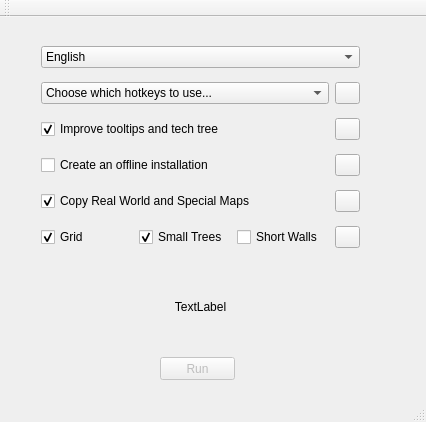
Above: mainwindow.ui from SiegeEngineers/WololoKingdoms before the change. Below: the same form after it.
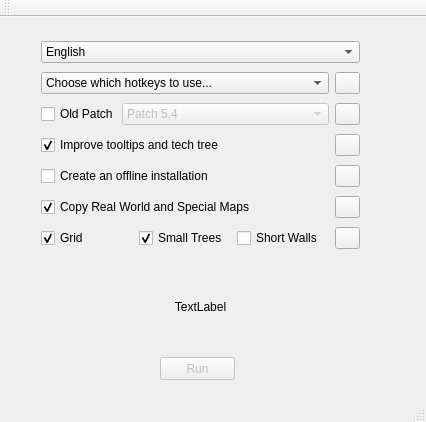
That is the form after the change.

```diff
--- a/mainwindow.ui
+++ b/mainwindow.ui
@@ -27,6 +27,39 @@
      <property name="bottomMargin">
       <number>0</number>
      </property>
+     <item row="8" column="0">
+      <layout class="QHBoxLayout" name="horizontalLayout_3">
+       <item>
+        <widget class="QCheckBox" name="replaceTooltips">
+         <property name="text">
+          <string>Improve tooltips and tech tree</string>
+         </property>
+         <property name="checked">
+          <bool>true</bool>
+         </property>
+        </widget>
+       </item>
+       <item>
+        <widget class="QPushButton" name="tooltipTip">
+         <property name="maximumSize">
+          <size>
+           <width>25</width>
+           <height>16777215</height>
+          </size>
+         </property>
+         <property name="toolTipDuration">
+          <number>0</number>
+         </property>
+         <property name="accessibleName">
+          <string>tooltipTip</string>
+         </property>
+         <property name="text">
+          <string/>
+         </property>
+        </widget>
+       </item>
+      </layout>
+     </item>
      <item row="5" column="0">
       <widget class="QComboBox" name="languageChoice">
        <property name="currentIndex">
@@ -89,6 +122,39 @@
        </item>
       </widget>
      </item>
+     <item row="9" column="0">
+      <layout class="QHBoxLayout" name="horizontalLayout_2">
+       <item>
+        <widget class="QCheckBox" name="createExe">
+         <property name="text">
+          <string>Create an offline installation</string>
+         </property>
+         <property name="checked">
+          <bool>false</bool>
+         </property>
+        </widget>
+       </item>
+       <item>
+        <widget class="QPushButton" name="exeTip">
+         <property name="maximumSize">
+          <size>
+           <width>25</width>
+           <height>16777215</height>
+          </size>
+         </property>
+         <property name="toolTipDuration">
+          <number>0</number>
+         </property>
+         <property name="accessibleName">
+          <string>exeTip</string>
+         </property>
+         <property name="text">
+          <string/>
+         </property>
+        </widget>
+       </item>
+      </layout>
+     </item>
      <item row="6" column="0">
       <layout class="QHBoxLayout" name="horizontalLayout_4">
        <property name="bottomMargin">
@@ -139,73 +205,7 @@
        </item>
       </layout>
      </item>
-     <item row="8" column="0">
-      <layout class="QHBoxLayout" name="horizontalLayout_2">
-       <item>
-        <widget class="QCheckBox" name="createExe">
-         <property name="text">
-          <string>Create an offline installation</string>
-         </property>
-         <property name="checked">
-          <bool>false</bool>
-         </property>
-        </widget>
-       </item>
-       <item>
-        <widget class="QPushButton" name="exeTip">
-         <property name="maximumSize">
-          <size>
-           <width>25</width>
-           <height>16777215</height>
-          </size>
-         </property>
-         <property name="toolTipDuration">
-          <number>0</number>
-         </property>
-         <property name="accessibleName">
-          <string>exeTip</string>
-         </property>
-         <property name="text">
-          <string/>
-         </property>
-        </widget>
-       </item>
-      </layout>
-     </item>
-     <item row="7" column="0">
-      <layout class="QHBoxLayout" name="horizontalLayout_3">
-       <item>
-        <widget class="QCheckBox" name="replaceTooltips">
-         <property name="text">
-          <string>Improve tooltips and tech tree</string>
-         </property>
-         <property name="checked">
-          <bool>true</bool>
-         </property>
-        </widget>
-       </item>
-       <item>
-        <widget class="QPushButton" name="tooltipTip">
-         <property name="maximumSize">
-          <size>
-           <width>25</width>
-           <height>16777215</height>
-          </size>
-         </property>
-         <property name="toolTipDuration">
-          <number>0</number>
-         </property>
-         <property name="accessibleName">
-          <string>tooltipTip</string>
-         </property>
-         <property name="text">
-          <string/>
-         </property>
-        </widget>
-       </item>
-      </layout>
-     </item>
-     <item row="15" column="0">
+     <item row="16" column="0">
       <layout class="QHBoxLayout" name="horizontalLayout">
        <item>
         <widget class="QCheckBox" name="useGrid">
@@ -255,7 +255,7 @@
        </item>
       </layout>
      </item>
-     <item row="9" column="0">
+     <item row="10" column="0">
       <layout class="QHBoxLayout" name="horizontalLayout_5">
        <item>
         <widget class="QCheckBox" name="copyMaps">
@@ -288,6 +288,48 @@
        </item>
       </layout>
      </item>
+     <item row="7" column="0">
+      <layout class="QHBoxLayout" name="horizontalLayout_6">
+       <item>
+        <widget class="QCheckBox" name="usePatch">
+         <property name="maximumSize">
+          <size>
+           <width>75</width>
+           <height>16777215</height>
+          </size>
+         </property>
+         <property name="text">
+          <string>Old Patch</string>
+         </property>
+        </widget>
+       </item>
+       <item>
+        <widget class="QComboBox" name="patchSelection">
+         <property name="enabled">
+          <bool>false</bool>
+         </property>
+         <item>
+          <property name="text">
+           <string>Patch 5.4</string>
+          </property>
+         </item>
+        </widget>
+       </item>
+       <item>
+        <widget class="QPushButton" name="patchSelectionTip">
+         <property name="maximumSize">
+          <size>
+           <width>25</width>
+           <height>16777215</height>
+          </size>
+         </property>
+         <property name="text">
+          <string/>
+         </property>
+        </widget>
+       </item>
+      </layout>
+     </item>
     </layout>
    </widget>
    <widget class="QPushButton" name="runButton">
```
